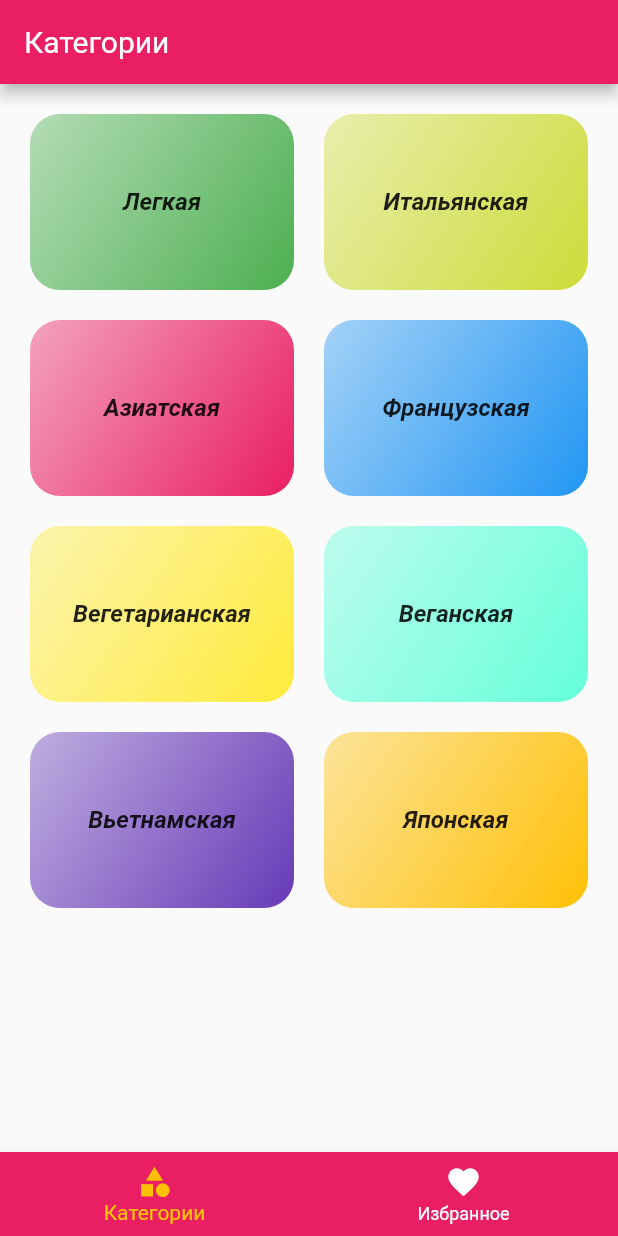
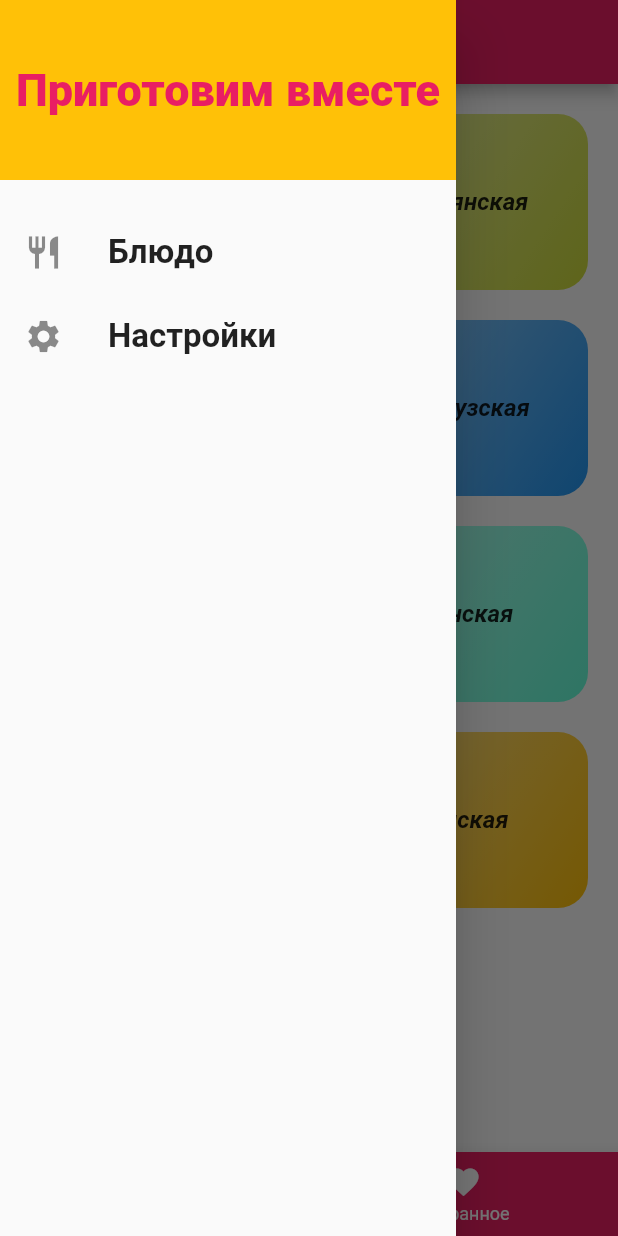
Before and after one commit to Puzikovsa/meal_app, a Flutter app: the screen it shows after launch, with the side drawer open (before the commit the screen has no drawer), on a phone screen of 412 x 824 dp. Run offline on Flutter 3.47's test engine with Material 2 defaults, Android fonts, the phone set to English and light mode, and no system bars.

Commit message:
added main_drawer.dart

```diff
--- a/lib/data.dart
+++ b/lib/data.dart
@@ -4,7 +4,34 @@ import 'models/meal.dart';
 
 class MockData {
 
-  static final List<Meal> _favouriteMeals = [];
+  static final List<Meal> _favouriteMeals = [
+    Meal(
+      id: '01',
+      title: 'Спагетти с томатным соусом',
+      imageURL:
+      'https://eda.ru/img/eda/c620x415/s1.eda.ru/StaticContent/Photos/120213182322/120213182408/p_O.jpg',
+      ingredients: [
+        '4 томата',
+        'столовая ложка оливкового масла',
+        '1 луковица',
+        '250 грамм спагетти',
+        'специи'
+      ],
+      steps: [],
+      duration: 20,
+      complexity: Complexity.simple,
+      availability: Availability.affordable,
+      isGlutenFree: false,
+      isLactoseFree: false,
+      isVegetarian: true,
+      isVegan: true,
+      categories: [
+        '02',
+        '01',
+        '05'
+      ],
+    ),
+  ];
 
   static List<Category> get getCategories => [
         const Category(id: '01', title: 'Легкая', color: Colors.green),
--- a/lib/widgets/pages/favourite_meals_page.dart
+++ b/lib/widgets/pages/favourite_meals_page.dart
@@ -2,19 +2,26 @@ import 'package:flutter/material.dart';
 import 'package:meal_app/data.dart';
 import 'package:meal_app/widgets/elements/short_meal.dart';
 
-class FavouriteMealsPage extends StatelessWidget{
+class FavouriteMealsPage extends StatelessWidget {
   const FavouriteMealsPage({super.key});
 
   @override
   Widget build(BuildContext context) {
     if (MockData.favouriteMeals.isEmpty) {
       return const Center(
-        child: Text('У Вас нет избранных блюд'),
-      );
-    }
-    else {
-      return ListView.builder(itemBuilder: (context, index) =>
-          ShortMeal(meal: MockData.favouriteMeals[index])
+          child: Text(
+        'У Вас пока нет избранных блюд\n Время добавить новое!',
+        textAlign: TextAlign.center,
+        style: TextStyle(
+          fontSize: 16,
+          fontWeight: FontWeight.w500,
+        ),
+      ));
+    } else {
+      return ListView.builder(
+          itemCount: MockData.favouriteMeals.length,
+          itemBuilder: (context, index) =>
+              ShortMeal(meal: MockData.favouriteMeals[index]),
       );
     }
   }
--- /dev/null
+++ b/lib/widgets/pages/main_drawer.dart
@@ -0,0 +1,55 @@
+import 'package:flutter/material.dart';
+
+class MainDrawer extends StatelessWidget {
+  const MainDrawer({super.key});
+
+  @override
+  Widget build(BuildContext context) {
+    return Container(
+      margin: EdgeInsets.only(
+        top: MediaQuery.of(context).padding.top,
+      ),
+      child: Drawer(
+        child: Column(
+          children: [
+            Container(
+              color: Theme.of(context).colorScheme.secondary,
+              height: 120,
+              width: double.infinity,
+              alignment: Alignment.center,
+              child: Text(
+                'Приготовим вместе',
+                style: TextStyle(
+                  fontWeight: FontWeight.w800,
+                  fontSize: 30,
+                  color: Theme.of(context).primaryColor,
+                ),
+              ),
+            ),
+            const Divider(
+              height: 20,
+              color: Colors.transparent,
+            ),
+            buildListTile('Блюдо', Icons.restaurant, () {
+              Navigator.pushNamed(context, '/');
+            }),
+            buildListTile('Настройки', Icons.settings, () {}),
+          ],
+        ),
+      ),
+    );
+  }
+
+  Widget buildListTile(String title, IconData icon, void Function() tapHandler) =>
+      ListTile(
+        leading: Icon(
+          icon,
+          size: 26,
+        ),
+        title: Text(
+          title,
+          style: const TextStyle(fontSize: 22, fontWeight: FontWeight.bold),
+        ),
+        onTap: tapHandler,
+      );
+}
--- a/lib/widgets/pages/tab_page.dart
+++ b/lib/widgets/pages/tab_page.dart
@@ -1,5 +1,6 @@
 import 'package:flutter/material.dart';
 import 'package:meal_app/widgets/pages/category_page.dart';
+import 'package:meal_app/widgets/pages/main_drawer.dart';
 
 import 'favourite_meals_page.dart';
 
@@ -37,6 +38,7 @@ class _TabPageState extends State<TabPage> {
         title: Text(_pages[_selectedPageIndex]['title'] as String,
         style: Theme.of(context).textTheme.headline1,),
       ),
+      drawer: const MainDrawer(),
       body: _pages[_selectedPageIndex]['page'] as Widget,
       bottomNavigationBar: BottomNavigationBar(
         onTap: _onSelected,
```
